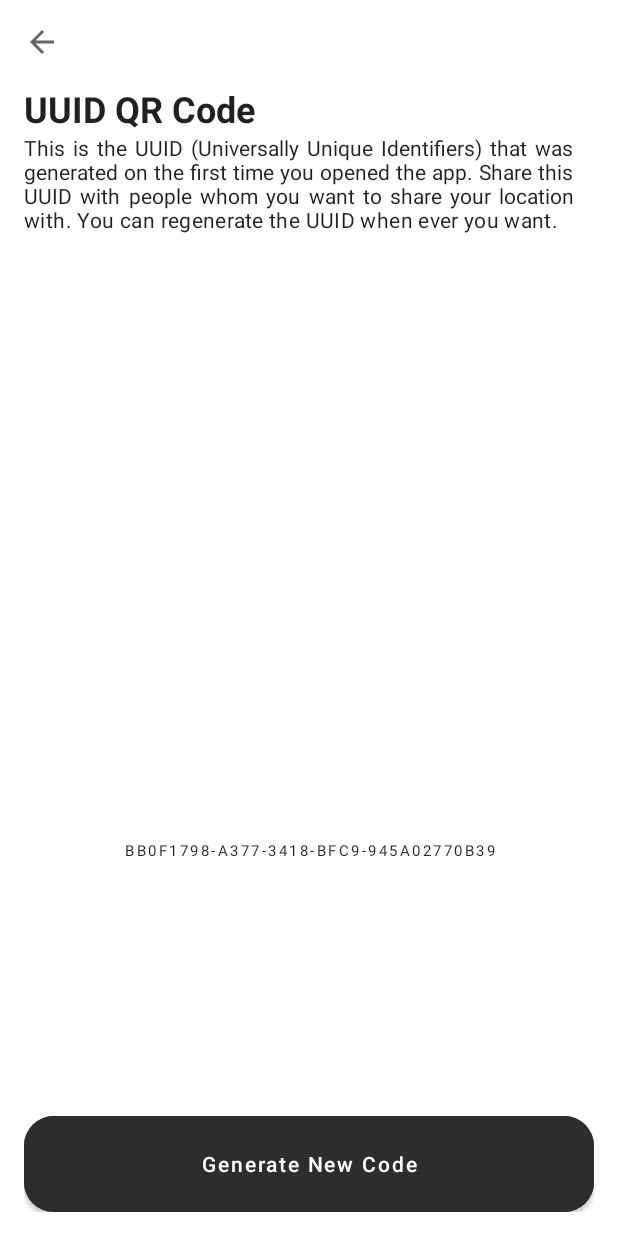
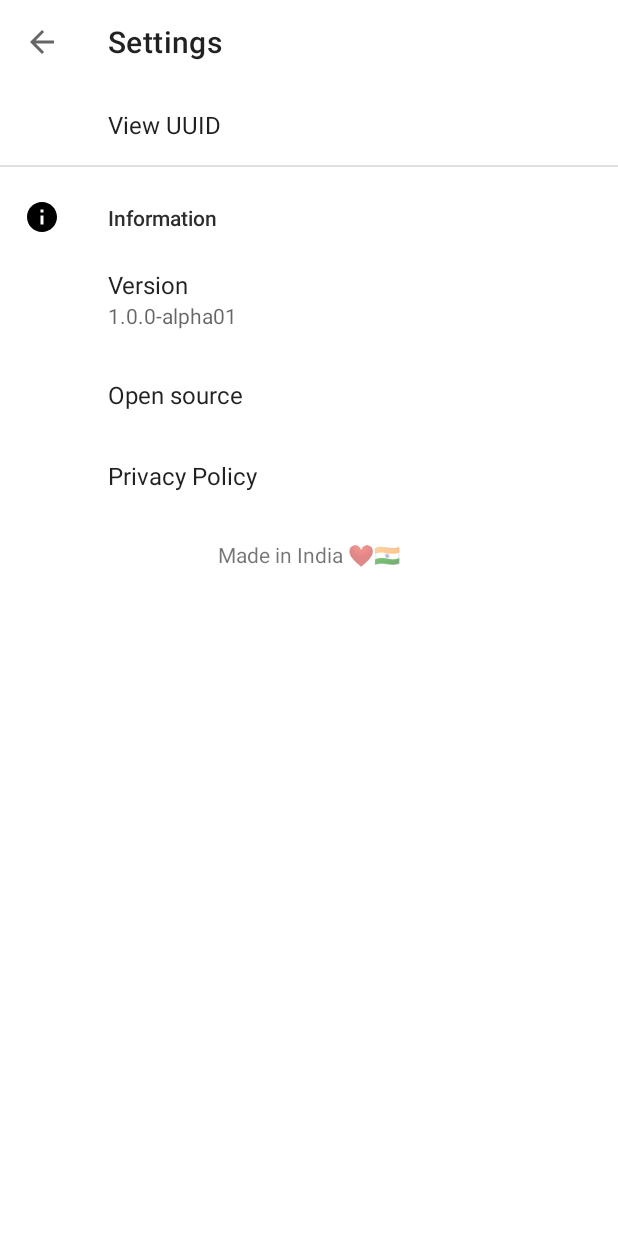
Before and after one commit to captainAyan/location-share, an Android app: the screen it shows after launch (QRCodeActivity before the commit, SettingsActivity after it), after a tap on "Cog", on a phone screen of 412 x 824 dp. Run offline under Robolectric (Android 15) with nearby library versions, the phone set to English and light mode, and no system bars; our stand-ins replace androidx.preference; libraries missing offline, so code that uses them is left out: com.github.captainayan.locationshare, com.vmadalin.easypermissions; 1 statement that could not run was skipped.

Commit message:
added SettingsActivity

```diff
--- a/android/app/src/main/AndroidManifest.xml
+++ b/android/app/src/main/AndroidManifest.xml
@@ -15,6 +15,9 @@
         android:usesCleartextTraffic="true"
         tools:targetApi="31">
         <activity
+            android:name=".SettingsActivity"
+            android:exported="false" />
+        <activity
             android:name=".ChooseFriendActivity"
             android:exported="false" />
         <activity
@@ -25,8 +28,7 @@
             android:exported="false" />
         <activity
             android:name=".MainActivity"
-            android:exported="true">
-        </activity>
+            android:exported="true"></activity>
         <activity
             android:name=".SplashScreen"
             android:exported="true"
@@ -55,20 +57,18 @@
             android:name="com.google.android.geo.API_KEY"
             android:value="${GMP_KEY}" />
 
-        <service android:name=".LocationService"
-            android:foregroundServiceType="location"
-            />
+        <service
+            android:name=".LocationService"
+            android:foregroundServiceType="location" />
     </application>
 
     <uses-feature
         android:name="android.hardware.camera"
         android:required="false" />
+    <uses-permission android:name="android.permission.CAMERA" />
+    <uses-permission android:name="android.permission.FOREGROUND_SERVICE" />
+    <uses-permission android:name="android.permission.ACCESS_FINE_LOCATION" />
+
     <uses-permission android:name="android.permission.INTERNET" />
 
-    <uses-permission android:name="android.permission.CAMERA" />
-
-    <uses-permission android:name="android.permission.FOREGROUND_SERVICE"/>
-
-    <uses-permission android:name="android.permission.ACCESS_FINE_LOCATION" />
-
 </manifest>
--- a/android/app/src/main/java/com/github/captainayan/locationshare/android/MainActivity.kt
+++ b/android/app/src/main/java/com/github/captainayan/locationshare/android/MainActivity.kt
@@ -95,7 +95,7 @@ class MainActivity : AppCompatActivity(), View.OnClickListener, EasyPermissions.
     override fun onOptionsItemSelected(item: MenuItem): Boolean {
         // Handle item selection
         if (item.itemId == R.id.main_menu_settings) {
-            startActivity(Intent(this@MainActivity, QRCodeActivity::class.java))
+            startActivity(Intent(this@MainActivity, SettingsActivity::class.java))
             return true
         }
         return super.onOptionsItemSelected(item)
--- /dev/null
+++ b/android/app/src/main/java/com/github/captainayan/locationshare/android/SettingsActivity.kt
@@ -0,0 +1,64 @@
+package com.github.captainayan.locationshare.android
+
+import android.content.Context
+import android.content.Intent
+import android.net.Uri
+import android.os.Bundle
+import android.view.View
+import androidx.appcompat.app.AppCompatActivity
+import androidx.preference.Preference
+import androidx.preference.PreferenceFragmentCompat
+import com.google.android.material.appbar.MaterialToolbar
+
+
+class SettingsActivity: AppCompatActivity() {
+
+    private lateinit var toolbar: MaterialToolbar
+
+    override fun onCreate(savedInstanceState: Bundle?) {
+        super.onCreate(savedInstanceState)
+        setContentView(R.layout.activity_settings)
+
+        toolbar = findViewById<View>(R.id.topAppBar) as MaterialToolbar
+        setSupportActionBar(toolbar)
+        supportActionBar?.title = "Settings"
+        supportActionBar?.setDisplayHomeAsUpEnabled(true)
+        toolbar.setNavigationOnClickListener { this@SettingsActivity.finish() }
+
+        if (findViewById<View?>(R.id.settingsFragmentContainer) != null) {
+            if (savedInstanceState != null) {
+                return
+            }
+            supportFragmentManager.beginTransaction()
+                .replace(R.id.settingsFragmentContainer, SettingsFragment()).commit()
+        }
+    }
+
+
+    class SettingsFragment : PreferenceFragmentCompat() {
+        override fun onCreatePreferences(savedInstanceState: Bundle?, rootKey: String?) {
+            setPreferencesFromResource(R.xml.preferences, rootKey)
+        }
+
+        override fun onPreferenceTreeClick(preference: Preference): Boolean {
+            val c: Context? = context
+            if (preference.title?.equals("View UUID") == true) {
+                startActivity(Intent(c, QRCodeActivity::class.java))
+            }
+            else if (preference.title?.equals("Open source") == true) {
+                val url: String = "https://github.com/captainAyan/location-share"
+                val i = Intent(Intent.ACTION_VIEW)
+                i.data = Uri.parse(url)
+                startActivity(i)
+            }
+            else if (preference.title?.equals("Privacy Policy") == true) {
+                val url: String = "https://github.com/captainAyan/location-share/wiki/Privacy-Policy"
+                val i = Intent(Intent.ACTION_VIEW)
+                i.data = Uri.parse(url)
+                startActivity(i)
+            }
+            return super.onPreferenceTreeClick(preference)
+        }
+    }
+
+}
--- /dev/null
+++ b/android/app/src/main/res/drawable/ic_info.xml
@@ -0,0 +1,7 @@
+<vector android:height="24dp" android:tint="#000000"
+    android:viewportHeight="24" android:viewportWidth="24"
+    android:width="24dp" xmlns:android="http://schemas.android.com/apk/res/android">
+    <path
+        android:fillColor="@android:color/white"
+        android:pathData="M12,2C6.48,2 2,6.48 2,12s4.48,10 10,10 10,-4.48 10,-10S17.52,2 12,2zM13,17h-2v-6h2v6zM13,9h-2L11,7h2v2z"/>
+</vector>
--- /dev/null
+++ b/android/app/src/main/res/layout/activity_settings.xml
@@ -0,0 +1,50 @@
+<?xml version="1.0" encoding="utf-8"?>
+<androidx.constraintlayout.widget.ConstraintLayout xmlns:android="http://schemas.android.com/apk/res/android"
+    xmlns:app="http://schemas.android.com/apk/res-auto"
+    xmlns:tools="http://schemas.android.com/tools"
+    android:layout_width="match_parent"
+    android:layout_height="match_parent"
+    tools:context=".SettingsActivity">
+    <com.google.android.material.appbar.AppBarLayout
+        android:id="@+id/appBarLayout"
+        android:layout_width="match_parent"
+        android:layout_height="56dp"
+        style="@style/Widget.AppBar"
+        app:layout_constraintEnd_toEndOf="parent"
+        app:layout_constraintStart_toStartOf="parent"
+        app:layout_constraintTop_toTopOf="parent">
+
+        <com.google.android.material.appbar.MaterialToolbar
+            android:id="@+id/topAppBar"
+            android:layout_width="match_parent"
+            android:layout_height="?attr/actionBarSize" />
+    </com.google.android.material.appbar.AppBarLayout>
+
+
+    <ScrollView
+        android:layout_width="match_parent"
+        android:layout_height="0dp"
+        app:layout_constraintEnd_toEndOf="parent"
+        app:layout_constraintStart_toStartOf="parent"
+        app:layout_constraintTop_toBottomOf="@id/appBarLayout"
+        app:layout_constraintBottom_toBottomOf="parent">
+
+        <RelativeLayout
+            android:layout_width="match_parent"
+            android:layout_height="wrap_content">
+            <RelativeLayout
+                android:id="@+id/settingsFragmentContainer"
+                android:layout_width="match_parent"
+                android:layout_height="wrap_content"/>
+
+            <TextView
+                android:layout_width="match_parent"
+                android:layout_height="wrap_content"
+                android:text="Made in India ❤️🇮🇳"
+                android:layout_marginTop="16dp"
+                android:layout_marginBottom="16dp"
+                android:textAlignment="center"
+                android:layout_below="@id/settingsFragmentContainer"/>
+        </RelativeLayout>
+    </ScrollView>
+</androidx.constraintlayout.widget.ConstraintLayout>
--- a/android/app/src/main/res/values/strings.xml
+++ b/android/app/src/main/res/values/strings.xml
@@ -4,4 +4,5 @@
     <string name="title_text">Track \nYour \n<b>Location</b></string>
     <string name="uuid_text">This is the UUID (Universally Unique Identifiers) that was generated on the first time you opened the app. Share this UUID with people whom you want to share your location with. You can regenerate the UUID when ever you want.</string>
     <string name="add_friend_instructions">Enter the friend name, copy the <b>UUID</b> from your friends app and paste it in here, or just use the QR code scanner.</string>
+    <string name="version">1.0.0-alpha01</string>
 </resources>
--- a/android/app/src/main/res/values/themes.xml
+++ b/android/app/src/main/res/values/themes.xml
@@ -2,6 +2,7 @@
     <!-- Base application theme. -->
     <style name="Theme.Android" parent="Theme.MaterialComponents.Light.NoActionBar">
         <item name="colorPrimary">@color/black</item>
+        <item name="colorAccent">@color/black</item>
 
         <item name="android:statusBarColor">@color/white</item>
         <item name="android:windowLightStatusBar">true</item>
--- /dev/null
+++ b/android/app/src/main/res/xml/preferences.xml
@@ -0,0 +1,18 @@
+<?xml version="1.0" encoding="utf-8"?>
+<PreferenceScreen xmlns:app="http://schemas.android.com/apk/res-auto">
+
+    <Preference app:title="View UUID"/>
+
+    <PreferenceCategory
+        app:icon="@drawable/ic_info"
+        app:title="Information">
+
+        <Preference
+            app:title="Version"
+            app:summary="@string/version"/>
+
+        <Preference app:title="Open source"/>
+        <Preference app:title="Privacy Policy"/>
+    </PreferenceCategory>
+
+</PreferenceScreen>
```
